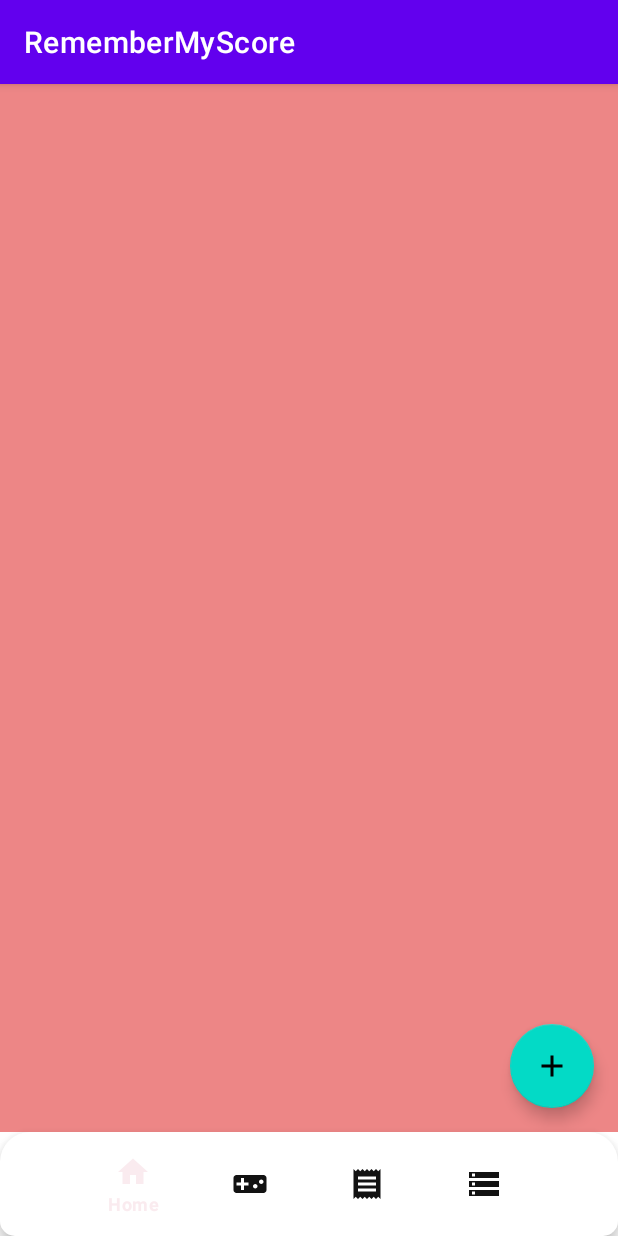
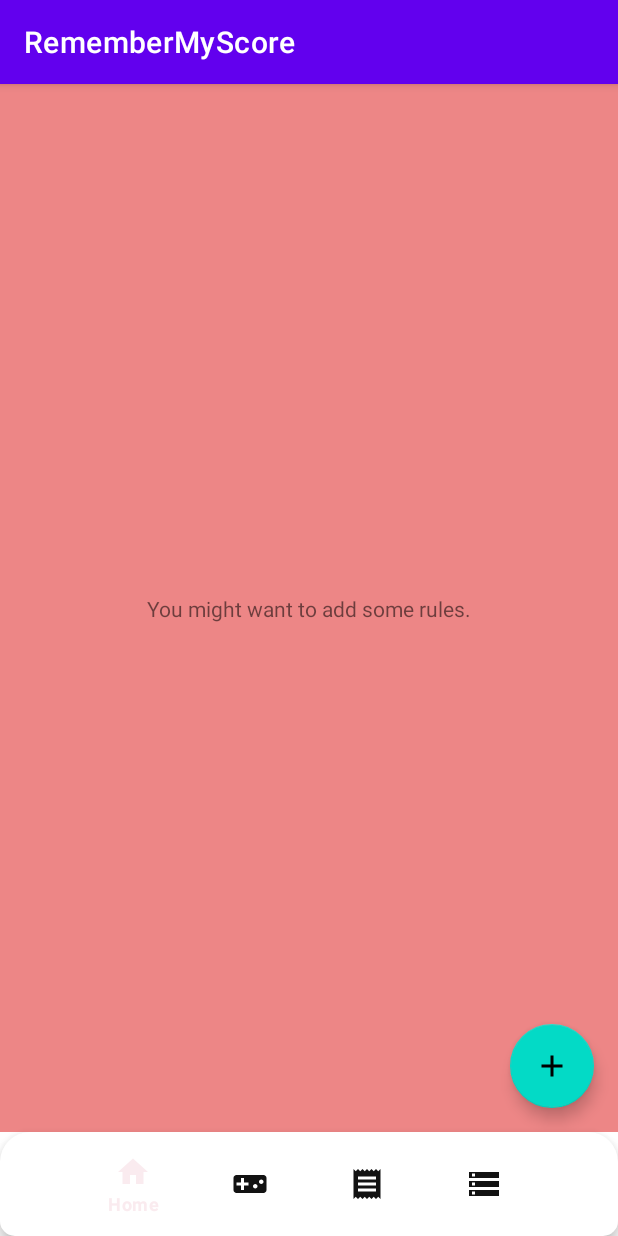
Before and after one commit to DavidsInferno/RememberMyScore, an Android app: the fragment RulesFragment placed in its activity, on a phone screen of 412 x 824 dp. Run offline under Robolectric (Android 15) with nearby library versions, the phone set to English and light mode, and no system bars; libraries missing offline, so code that uses them is left out: com.realpacific.circularrevealexitdemo.

Commit message:
-Implemented recyclerview for Rules -Optimized get/set data using class (Yay for OOP!) -Minor fixes

```diff
--- a/app/build.gradle
+++ b/app/build.gradle
@@ -37,9 +37,6 @@ dependencies {
     androidTestImplementation 'androidx.test.espresso:espresso-core:3.2.0'
     implementation 'com.google.android.material:material:1.1.0'
 
-    // material dialogs
-    implementation "com.afollestad.material-dialogs:core:3.1.0"
-
     //preferences
     implementation "androidx.preference:preference-ktx:1.1.0"
     implementation 'com.google.code.gson:gson:2.8.6'
--- a/app/src/main/java/com/minisalt/remembermyscore/AddRulesFragment.kt
+++ b/app/src/main/java/com/minisalt/remembermyscore/AddRulesFragment.kt
@@ -1,7 +1,5 @@
 package com.minisalt.remembermyscore
 
-import android.content.Context
-import android.content.SharedPreferences
 import android.graphics.Canvas
 import android.graphics.Color
 import android.graphics.drawable.ColorDrawable
@@ -16,7 +14,6 @@ import androidx.fragment.app.Fragment
 import androidx.recyclerview.widget.ItemTouchHelper
 import androidx.recyclerview.widget.LinearLayoutManager
 import androidx.recyclerview.widget.RecyclerView
-import com.google.gson.Gson
 import com.minisalt.bottomnavigationview.utils.ExitWithAnimation
 import com.minisalt.bottomnavigationview.utils.exitCircularReveal
 import com.minisalt.bottomnavigationview.utils.startCircularReveal
--- a/app/src/main/java/com/minisalt/remembermyscore/GameFragment.kt
+++ b/app/src/main/java/com/minisalt/remembermyscore/GameFragment.kt
@@ -1,10 +1,10 @@
 package com.minisalt.remembermyscore
 
 import android.os.Bundle
-import androidx.fragment.app.Fragment
 import android.view.LayoutInflater
 import android.view.View
 import android.view.ViewGroup
+import androidx.fragment.app.Fragment
 
 /**
  * A simple [Fragment] subclass.
--- a/app/src/main/java/com/minisalt/remembermyscore/HomeFragment.kt
+++ b/app/src/main/java/com/minisalt/remembermyscore/HomeFragment.kt
@@ -1,11 +1,11 @@
 package com.minisalt.remembermyscore
 
 import android.os.Bundle
-import androidx.fragment.app.Fragment
 import android.view.LayoutInflater
 import android.view.View
 import android.view.ViewGroup
 import android.widget.ArrayAdapter
+import androidx.fragment.app.Fragment
 import com.minisalt.remembermyscore.preferences.DataMover
 import kotlinx.android.synthetic.main.fragment_home.*
 
--- a/app/src/main/java/com/minisalt/remembermyscore/RulesFragment.kt
+++ b/app/src/main/java/com/minisalt/remembermyscore/RulesFragment.kt
@@ -26,18 +26,19 @@ class RulesFragment : Fragment() {
         inflater: LayoutInflater, container: ViewGroup?,
         savedInstanceState: Bundle?
     ): View? {
-        val view: View = inflater.inflate(R.layout.fragment_rules, container, false)
-
-        return view
-
+        return inflater.inflate(R.layout.fragment_rules, container, false)
     }
 
     override fun onViewCreated(view: View, savedInstanceState: Bundle?) {
         super.onViewCreated(view, savedInstanceState)
 
-        val lista = dataMover.loadGameRules(context!!)
+        val list = dataMover.loadGameRules(context!!)
 
-        initRecyclerView(lista!!)
+        if (list != null) {
+            initRecyclerView(list)
+            txtNoRules.visibility = View.GONE
+        } else
+            txtNoRules.visibility = View.VISIBLE
 
         fab.setOnClickListener {
             val positions = it.findLocationOfCenterOnTheScreen()
@@ -55,5 +56,4 @@ class RulesFragment : Fragment() {
         ruleAdapter = RulesAdapter(rules)
         recyclerViewRules.adapter = ruleAdapter
     }
-
 }
--- a/app/src/main/java/com/minisalt/remembermyscore/ScoresFragment.kt
+++ b/app/src/main/java/com/minisalt/remembermyscore/ScoresFragment.kt
@@ -1,10 +1,10 @@
 package com.minisalt.remembermyscore
 
 import android.os.Bundle
-import androidx.fragment.app.Fragment
 import android.view.LayoutInflater
 import android.view.View
 import android.view.ViewGroup
+import androidx.fragment.app.Fragment
 
 /**
  * A simple [Fragment] subclass.
--- a/app/src/main/java/com/minisalt/remembermyscore/controllers/SwipeController.kt
+++ /dev/null
@@ -1,4 +0,0 @@
-package com.minisalt.remembermyscore.controllers
-
-class SwipeController {
-}
--- a/app/src/main/java/com/minisalt/remembermyscore/preferences/DataMover.kt
+++ b/app/src/main/java/com/minisalt/remembermyscore/preferences/DataMover.kt
@@ -39,7 +39,7 @@ class DataMover {
             allGameRules.add(list)
 
             //sorts the list by name (So it is easier later to populate the recyclerview for all the rules)
-            val sortedList = allGameRules.sortedWith((compareBy({ it.name })))
+            val sortedList = allGameRules.sortedWith((compareBy { it.name }))
 
             val json: String = gson.toJson(sortedList)
             editor.putString("Game Rules", json)
--- a/app/src/main/java/com/minisalt/remembermyscore/preferences/GameRules.kt
+++ b/app/src/main/java/com/minisalt/remembermyscore/preferences/GameRules.kt
@@ -1,7 +1,6 @@
 package com.minisalt.remembermyscore.preferences
 
 import java.util.*
-import kotlin.collections.ArrayList
 
 
 data class GameRules(var name: String = "", var pointsToWin: Int = 0, var buttons: ArrayList<Int>) {
--- a/app/src/main/res/layout/fragment_rules.xml
+++ b/app/src/main/res/layout/fragment_rules.xml
@@ -27,6 +27,17 @@
             android:layout_width="match_parent"
             android:layout_height="match_parent" />
 
+        <TextView
+            android:id="@+id/txtNoRules"
+            android:layout_width="wrap_content"
+            android:layout_height="wrap_content"
+            android:gravity="center"
+            android:text="You might want to add some rules."
+            app:layout_constraintBottom_toBottomOf="@+id/recyclerViewRules"
+            app:layout_constraintEnd_toEndOf="parent"
+            app:layout_constraintStart_toStartOf="parent"
+            app:layout_constraintTop_toTopOf="@+id/recyclerViewRules" />
+
     </androidx.constraintlayout.widget.ConstraintLayout>
 
 
```
